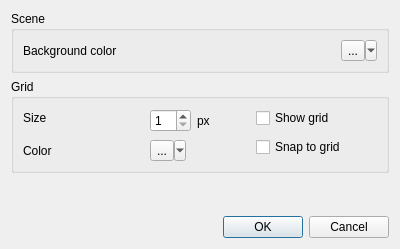
Before: the Qt Designer form dpss/src/common/CSceneOptionsDialog.ui in ArsMasiuk/DPSE, drawn with Qt 5.
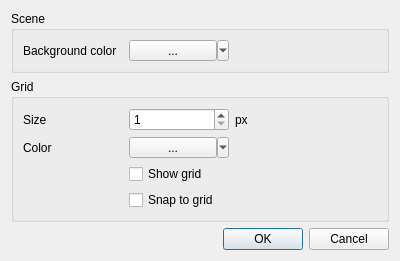
After: the same form once the commit is applied. Custom widgets are drawn as their Qt base class.

Commit message: scene options UI & IO

What changed in the file:
```diff
--- a/dpss/src/common/CSceneOptionsDialog.ui
+++ b/dpss/src/common/CSceneOptionsDialog.ui
@@ -19,16 +19,40 @@
      <property name="title">
       <string>Scene</string>
      </property>
-     <layout class="QHBoxLayout" name="horizontalLayout_2">
-      <item>
+     <property name="flat">
+      <bool>true</bool>
+     </property>
+     <layout class="QFormLayout" name="formLayout">
+      <property name="fieldGrowthPolicy">
+       <enum>QFormLayout::FieldsStayAtSizeHint</enum>
+      </property>
+      <item row="0" column="0">
        <widget class="QLabel" name="label_4">
+        <property name="minimumSize">
+         <size>
+          <width>100</width>
+          <height>0</height>
+         </size>
+        </property>
         <property name="text">
          <string>Background color</string>
         </property>
        </widget>
       </item>
-      <item>
+      <item row="0" column="1">
        <widget class="QSint::ColorButton" name="BackgroundColor">
+        <property name="sizePolicy">
+         <sizepolicy hsizetype="Preferred" vsizetype="Fixed">
+          <horstretch>0</horstretch>
+          <verstretch>0</verstretch>
+         </sizepolicy>
+        </property>
+        <property name="minimumSize">
+         <size>
+          <width>100</width>
+          <height>0</height>
+         </size>
+        </property>
         <property name="text">
          <string>...</string>
         </property>
@@ -51,55 +75,42 @@
      <property name="title">
       <string>Grid</string>
      </property>
-     <layout class="QGridLayout" name="gridLayout">
-      <item row="2" column="0">
-       <widget class="QLabel" name="label_3">
-        <property name="text">
-         <string>Color</string>
-        </property>
-       </widget>
-      </item>
-      <item row="0" column="3">
-       <widget class="QCheckBox" name="GridVisible">
-        <property name="text">
-         <string>Show grid</string>
-        </property>
-       </widget>
-      </item>
-      <item row="2" column="1">
-       <widget class="QSint::ColorButton" name="GridColor">
-        <property name="text">
-         <string>...</string>
-        </property>
-        <property name="popupMode">
-         <enum>QToolButton::MenuButtonPopup</enum>
-        </property>
-        <property name="toolButtonStyle">
-         <enum>Qt::ToolButtonTextBesideIcon</enum>
-        </property>
-        <property name="arrowType">
-         <enum>Qt::NoArrow</enum>
-        </property>
-       </widget>
-      </item>
-      <item row="1" column="3" rowspan="2">
-       <widget class="QCheckBox" name="GridSnap">
-        <property name="text">
-         <string>Snap to grid</string>
-        </property>
-       </widget>
-      </item>
+     <property name="flat">
+      <bool>true</bool>
+     </property>
+     <layout class="QFormLayout" name="formLayout_2">
+      <property name="fieldGrowthPolicy">
+       <enum>QFormLayout::FieldsStayAtSizeHint</enum>
+      </property>
       <item row="0" column="0">
        <widget class="QLabel" name="label">
+        <property name="minimumSize">
+         <size>
+          <width>100</width>
+          <height>0</height>
+         </size>
+        </property>
         <property name="text">
          <string>Size</string>
         </property>
        </widget>
       </item>
-      <item row="0" column="1" rowspan="2">
+      <item row="0" column="1">
        <layout class="QHBoxLayout" name="horizontalLayout">
         <item>
          <widget class="QSpinBox" name="GridSize">
+          <property name="sizePolicy">
+           <sizepolicy hsizetype="Preferred" vsizetype="Fixed">
+            <horstretch>0</horstretch>
+            <verstretch>0</verstretch>
+           </sizepolicy>
+          </property>
+          <property name="minimumSize">
+           <size>
+            <width>100</width>
+            <height>0</height>
+           </size>
+          </property>
           <property name="minimum">
            <number>1</number>
           </property>
@@ -117,21 +128,60 @@
         </item>
        </layout>
       </item>
-      <item row="0" column="2">
-       <spacer name="horizontalSpacer">
-        <property name="orientation">
-         <enum>Qt::Horizontal</enum>
+      <item row="2" column="0">
+       <widget class="QLabel" name="label_3">
+        <property name="minimumSize">
+         <size>
+          <width>100</width>
+          <height>0</height>
+         </size>
         </property>
-        <property name="sizeType">
-         <enum>QSizePolicy::Preferred</enum>
+        <property name="text">
+         <string>Color</string>
         </property>
-        <property name="sizeHint" stdset="0">
+       </widget>
+      </item>
+      <item row="2" column="1">
+       <widget class="QSint::ColorButton" name="GridColor">
+        <property name="sizePolicy">
+         <sizepolicy hsizetype="Preferred" vsizetype="Fixed">
+          <horstretch>0</horstretch>
+          <verstretch>0</verstretch>
+         </sizepolicy>
+        </property>
+        <property name="minimumSize">
          <size>
-          <width>40</width>
-          <height>20</height>
+          <width>100</width>
+          <height>0</height>
          </size>
         </property>
-       </spacer>
+        <property name="text">
+         <string>...</string>
+        </property>
+        <property name="popupMode">
+         <enum>QToolButton::MenuButtonPopup</enum>
+        </property>
+        <property name="toolButtonStyle">
+         <enum>Qt::ToolButtonTextBesideIcon</enum>
+        </property>
+        <property name="arrowType">
+         <enum>Qt::NoArrow</enum>
+        </property>
+       </widget>
+      </item>
+      <item row="4" column="1">
+       <widget class="QCheckBox" name="GridSnap">
+        <property name="text">
+         <string>Snap to grid</string>
+        </property>
+       </widget>
+      </item>
+      <item row="3" column="1">
+       <widget class="QCheckBox" name="GridVisible">
+        <property name="text">
+         <string>Show grid</string>
+        </property>
+       </widget>
       </item>
      </layout>
     </widget>
```
Left out of the diff: 4 changed lines with no effect on the pictures. The commit also changes 7 other files.
